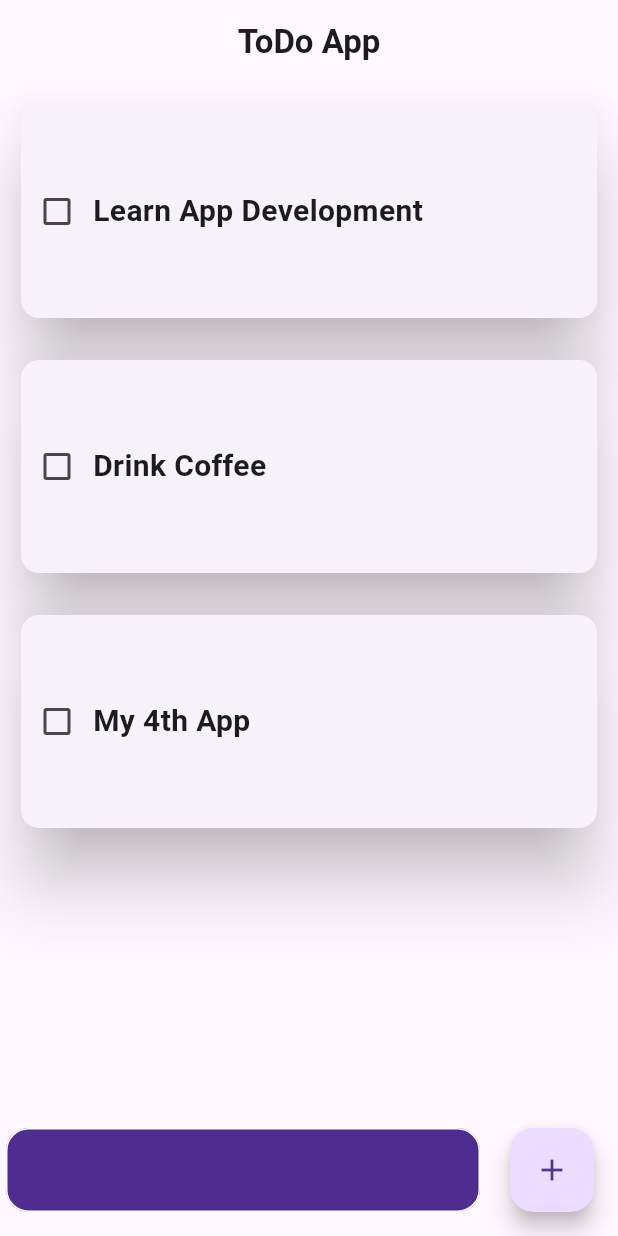
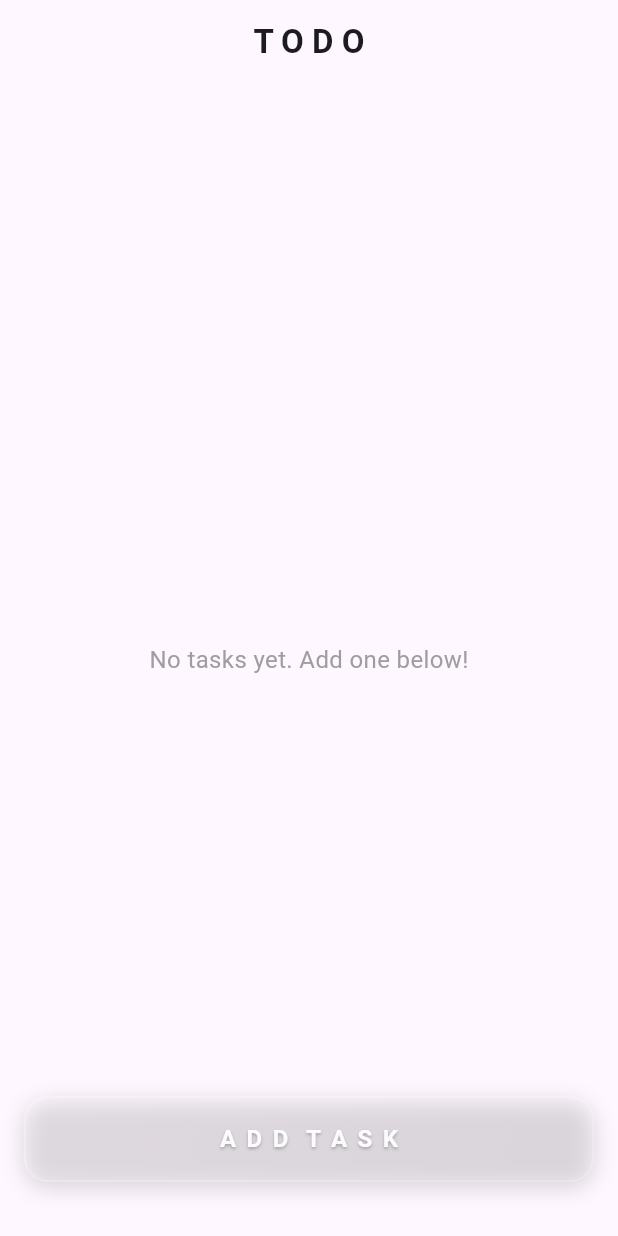
Before and after one commit to SaiyamKalra/todoapp, a Flutter app: the screen it shows after launch, on a phone screen of 412 x 824 dp. Run offline on Flutter 3.47's test engine with Material 3 defaults, Android fonts, the phone set to English and light mode, and no system bars; our stand-ins replace flutter_bloc, shared_preferences.

Commit message:
feat: implement add task screen and enhance todo card with toggle and delete functionality

```diff
--- a/lib/pages/home_page.dart
+++ b/lib/pages/home_page.dart
@@ -1,4 +1,9 @@
 import 'package:flutter/material.dart';
+import 'package:flutter_bloc/flutter_bloc.dart';
+import 'package:todoapp/cubit/todo_cubit.dart';
+import 'package:todoapp/models/todo.dart';
+import 'package:todoapp/pages/add_task_screen.dart';
+import 'package:todoapp/utils/glass_button.dart';
 import 'package:todoapp/utils/todo_card.dart';
 
 class HomePage extends StatefulWidget {
@@ -9,63 +14,61 @@ class HomePage extends StatefulWidget {
 }
 
 class _HomePageState extends State<HomePage> {
-  List toDoList = [
-    ['Learn App Development', false],
-    ['Drink Coffee', false],
-    ['My 4th App', false],
-  ];
-
-  void checkBoxChanged(int index) {
-    setState(() {
-      toDoList[index][1] = !toDoList[index][1];
-    });
-  }
-
   @override
   Widget build(BuildContext context) {
     return Scaffold(
+      extendBody: true, // Makes the body extend behind the footer
       appBar: AppBar(
-        //Making the App bar part with text ToDo App displayed on it
-        title: Center(
-          child: Text(
-            'ToDo App',
-            style: TextStyle(fontWeight: FontWeight.bold),
-          ),
+        // Making the App bar part with text ToDo App displayed on it
+        title: const Center(
+          child: Text('T O D O', style: TextStyle(fontWeight: FontWeight.bold)),
         ),
       ),
-      body: ListView.builder(
-        //items displayed using a list
-        itemCount: toDoList.length,
-        itemBuilder: (context, index) {
-          return TodoCard(
-            taskName: toDoList[index][0],
-            taskCompleted: toDoList[index][1],
-            onChanged: (value) => checkBoxChanged(index),
-          );
-        },
-      ),
-      floatingActionButton: Row(
+      body: Stack(
         children: [
-          Expanded(
+          BlocBuilder<TodoCubit, List<Todo>>(
+            builder: (context, todos) {
+              if (todos.isEmpty) {
+                return const Center(
+                  child: Text(
+                    'No tasks yet. Add one below!',
+                    style: TextStyle(fontSize: 16.0, color: Colors.grey),
+                  ),
+                );
+              }
+
+              return ListView.builder(
+                // Items displayed using a list
+                padding: const EdgeInsets.only(
+                  bottom: 80,
+                ), // Add padding at the bottom for the footer
+                itemCount: todos.length,
+                itemBuilder: (context, index) {
+                  final todo = todos[index];
+                  return TodoCard(taskName: todo.data);
+                },
+              );
+            },
+          ),
+
+          Positioned(
+            left: 0,
+            right: 0,
+            bottom: 20,
             child: Padding(
-              padding: const EdgeInsets.symmetric(horizontal: 20),
-              child: TextField(
-                decoration: InputDecoration(
-                  filled: true,
-                  fillColor: const Color.fromARGB(255, 79, 44, 144),
-                  enabledBorder: OutlineInputBorder(
-                    borderSide: BorderSide(color: Colors.white),
-                    borderRadius: BorderRadius.circular(15),
-                  ),
-                  focusedBorder: OutlineInputBorder(
-                    borderSide: BorderSide(color: Colors.white),
-                    borderRadius: BorderRadius.circular(15),
-                  ),
-                ),
+              padding: const EdgeInsets.all(16.0),
+              child: GlassmorphicButton(
+                onPressed: () {
+                  Navigator.of(context).push(
+                    MaterialPageRoute(
+                      builder: (context) => const AddTaskScreen(),
+                    ),
+                  );
+                },
+                text: 'A D D  T A S K',
               ),
             ),
           ),
-          FloatingActionButton(onPressed: () {}, child: Icon(Icons.add)),
         ],
       ),
     );
--- /dev/null
+++ b/lib/utils/glass_button.dart
@@ -0,0 +1,68 @@
+import 'package:flutter/material.dart';
+
+class GlassmorphicButton extends StatelessWidget {
+  final String text;
+  final VoidCallback onPressed;
+
+  const GlassmorphicButton({
+    super.key,
+    required this.text,
+    required this.onPressed,
+  });
+
+  @override
+  Widget build(BuildContext context) {
+    return Material(
+      color: Colors.transparent,
+      child: InkWell(
+        onTap: onPressed,
+        borderRadius: BorderRadius.circular(16.0),
+        child: Container(
+          width: double.infinity,
+          padding: const EdgeInsets.symmetric(vertical: 16.0),
+          decoration: BoxDecoration(
+            // Simulate glass with gradient and opacity
+            gradient: LinearGradient(
+              begin: Alignment.topLeft,
+              end: Alignment.bottomRight,
+              colors: [
+                Colors.white.withOpacity(0.15),
+                Colors.white.withOpacity(0.05),
+              ],
+            ),
+            borderRadius: BorderRadius.circular(16.0),
+            border: Border.all(
+              color: Colors.white.withOpacity(0.2),
+              width: 1.2,
+            ),
+            boxShadow: [
+              BoxShadow(
+                color: Colors.black.withOpacity(0.15),
+                blurRadius: 12,
+                offset: Offset(0, 4),
+              ),
+            ],
+          ),
+          child: Center(
+            child: Text(
+              text,
+              style: TextStyle(
+                fontSize: 16.0,
+                fontWeight: FontWeight.w600,
+                color: Colors.white.withOpacity(0.95),
+                letterSpacing: 1.5,
+                shadows: [
+                  Shadow(
+                    color: Colors.black.withOpacity(0.25),
+                    offset: Offset(0, 1),
+                    blurRadius: 2,
+                  ),
+                ],
+              ),
+            ),
+          ),
+        ),
+      ),
+    );
+  }
+}
--- a/lib/utils/todo_card.dart
+++ b/lib/utils/todo_card.dart
@@ -4,43 +4,87 @@ class TodoCard extends StatelessWidget {
   const TodoCard({
     super.key,
     required this.taskName,
-    required this.taskCompleted,
-    required this.onChanged,
+    this.onDelete,
+    this.onToggle,
+    this.isCompleted = false,
   });
 
   final String taskName;
-  final bool taskCompleted;
-  final Function(bool?)? onChanged;
+  final VoidCallback? onDelete;
+  final ValueChanged<bool>? onToggle;
+  final bool isCompleted;
+
   @override
   Widget build(BuildContext context) {
     return Padding(
-      //padding for edges
-      padding: const EdgeInsets.all(10.0),
-      child: SizedBox(
-        height: 150,
-        child: Card(
-          elevation: 20,
-          child: Center(
-            child: Row(
-              children: [
-                Checkbox(
-                  value: taskCompleted,
-                  onChanged: onChanged,
-                ), //value checks the original tick or not in the check box and onchange changes the value
-                Text(
+      padding: const EdgeInsets.symmetric(horizontal: 16.0, vertical: 8.0),
+      child: Container(
+        decoration: BoxDecoration(
+          gradient: LinearGradient(
+            begin: Alignment.topLeft,
+            end: Alignment.bottomRight,
+            colors: [
+              Colors.white.withOpacity(0.1),
+              Colors.white.withOpacity(0.05),
+            ],
+          ),
+          borderRadius: BorderRadius.circular(16.0),
+          border: Border.all(color: Colors.white.withOpacity(0.2), width: 1.2),
+          boxShadow: [
+            BoxShadow(
+              color: Colors.black.withOpacity(0.15),
+              blurRadius: 12,
+              offset: Offset(0, 4),
+            ),
+          ],
+        ),
+        child: Padding(
+          padding: const EdgeInsets.all(16.0),
+          child: Row(
+            children: [
+              if (onToggle != null)
+                Padding(
+                  padding: const EdgeInsets.only(right: 12.0),
+                  child: IconButton(
+                    icon: Icon(
+                      isCompleted ? Icons.check_circle : Icons.circle_outlined,
+                      color: isCompleted ? Colors.green : Colors.grey[400],
+                    ),
+                    onPressed: () {
+                      onToggle?.call(!isCompleted);
+                    },
+                  ),
+                ),
+              Expanded(
+                child: Text(
+                  taskName,
                   style: TextStyle(
-                    fontSize: 20,
-                    fontWeight: FontWeight.bold,
-                    decoration:
-                        taskCompleted
-                            ? TextDecoration.lineThrough
-                            : TextDecoration.none,
-                    decorationThickness: 4,
+                    fontSize: 18.0,
+                    fontWeight: FontWeight.w500,
+                    decoration: isCompleted ? TextDecoration.lineThrough : null,
+                    color:
+                        isCompleted
+                            ? Colors.white.withOpacity(0.6)
+                            : Colors.white.withOpacity(0.95),
+                    shadows: [
+                      Shadow(
+                        color: Colors.black.withOpacity(0.3),
+                        offset: Offset(0, 1),
+                        blurRadius: 2,
+                      ),
+                    ],
                   ),
-                  taskName,
                 ),
-              ],
-            ),
+              ),
+              if (onDelete != null)
+                IconButton(
+                  icon: const Icon(
+                    Icons.delete_outline,
+                    color: Colors.redAccent,
+                  ),
+                  onPressed: onDelete,
+                ),
+            ],
           ),
         ),
       ),
```
Also changed, not shown: lib/pages/add_task_screen.dart (added, +69 -0 lines).
